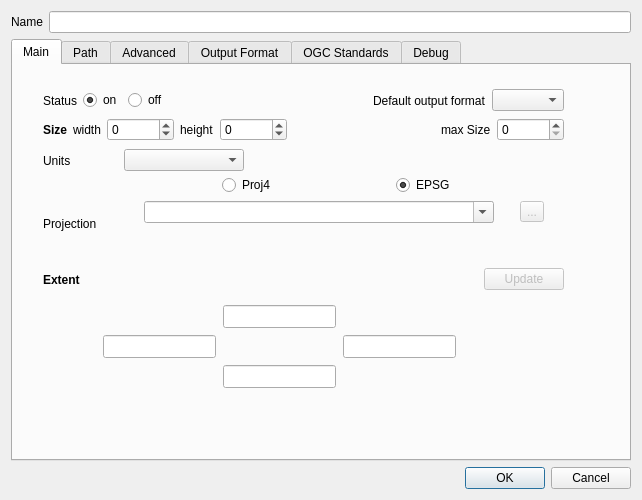
Above: mapsettings.ui from QMapfileEditor/QMapfileEditor before the change. Below: the same form after it.
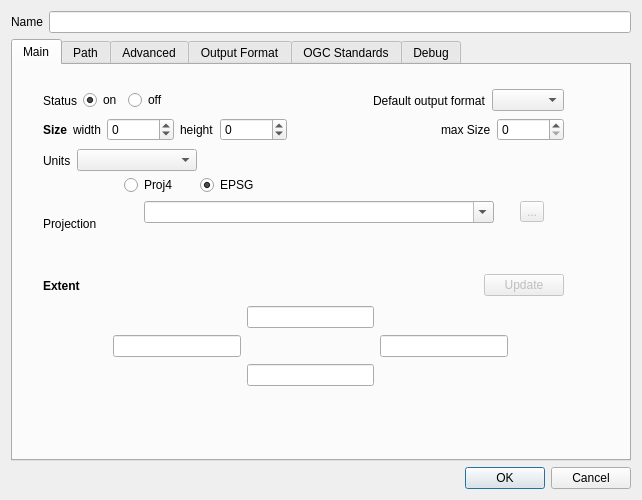
That is the form after the change. The open tabs and pages were chosen to show the change. Icons and pictures are not drawn.

Commit message: mapsettings - Activate checkboxes on OGC std tab

The edit to the form file:
```diff
--- a/mapsettings.ui
+++ b/mapsettings.ui
@@ -74,70 +74,6 @@
       <attribute name="toolTip">
        <string>&lt;html&gt;&lt;head/&gt;&lt;body&gt;&lt;p&gt;Main configuration settings for the map object.&lt;/p&gt;&lt;/body&gt;&lt;/html&gt;</string>
       </attribute>
-      <widget class="QLineEdit" name="mf_map_extent_top">
-       <property name="enabled">
-        <bool>true</bool>
-       </property>
-       <property name="geometry">
-        <rect>
-         <x>210</x>
-         <y>240</y>
-         <width>113</width>
-         <height>23</height>
-        </rect>
-       </property>
-       <property name="toolTip">
-        <string>&lt;html&gt;&lt;head/&gt;&lt;body&gt;&lt;p&gt;Top of extent.&lt;/p&gt;&lt;/body&gt;&lt;/html&gt;</string>
-       </property>
-      </widget>
-      <widget class="QLineEdit" name="mf_map_extent_right">
-       <property name="enabled">
-        <bool>true</bool>
-       </property>
-       <property name="geometry">
-        <rect>
-         <x>330</x>
-         <y>270</y>
-         <width>113</width>
-         <height>23</height>
-        </rect>
-       </property>
-       <property name="toolTip">
-        <string>&lt;html&gt;&lt;head/&gt;&lt;body&gt;&lt;p&gt;Right of extent.&lt;/p&gt;&lt;/body&gt;&lt;/html&gt;</string>
-       </property>
-      </widget>
-      <widget class="QLineEdit" name="mf_map_extent_bottom">
-       <property name="enabled">
-        <bool>true</bool>
-       </property>
-       <property name="geometry">
-        <rect>
-         <x>210</x>
-         <y>300</y>
-         <width>113</width>
-         <height>23</height>
-        </rect>
-       </property>
-       <property name="toolTip">
-        <string>&lt;html&gt;&lt;head/&gt;&lt;body&gt;&lt;p&gt;Bottom of extent.&lt;/p&gt;&lt;/body&gt;&lt;/html&gt;</string>
-       </property>
-      </widget>
-      <widget class="QLineEdit" name="mf_map_extent_left">
-       <property name="enabled">
-        <bool>true</bool>
-       </property>
-       <property name="geometry">
-        <rect>
-         <x>90</x>
-         <y>270</y>
-         <width>113</width>
-         <height>23</height>
-        </rect>
-       </property>
-       <property name="toolTip">
-        <string>&lt;html&gt;&lt;head/&gt;&lt;body&gt;&lt;p&gt;Left of extent.&lt;/p&gt;&lt;/body&gt;&lt;/html&gt;</string>
-       </property>
-      </widget>
       <widget class="QWidget" name="layoutWidget1">
        <property name="geometry">
         <rect>
@@ -307,7 +243,7 @@
         <rect>
          <x>30</x>
          <y>80</y>
-         <width>201</width>
+         <width>521</width>
          <height>31</height>
         </rect>
        </property>
@@ -341,6 +277,19 @@
           </property>
          </widget>
         </item>
+        <item>
+         <spacer name="horizontalSpacer_15">
+          <property name="orientation">
+           <enum>Qt::Horizontal</enum>
+          </property>
+          <property name="sizeHint" stdset="0">
+           <size>
+            <width>40</width>
+            <height>20</height>
+           </size>
+          </property>
+         </spacer>
+        </item>
        </layout>
       </widget>
       <widget class="QWidget" name="layoutWidget4">
@@ -349,7 +298,7 @@
          <x>30</x>
          <y>200</y>
          <width>521</width>
-         <height>29</height>
+         <height>41</height>
         </rect>
        </property>
        <layout class="QHBoxLayout" name="horizontalLayout_6">
@@ -498,6 +447,19 @@
               </property>
              </widget>
             </item>
+            <item>
+             <spacer name="horizontalSpacer_16">
+              <property name="orientation">
+               <enum>Qt::Horizontal</enum>
+              </property>
+              <property name="sizeHint" stdset="0">
+               <size>
+                <width>40</width>
+                <height>20</height>
+               </size>
+              </property>
+             </spacer>
+            </item>
            </layout>
           </item>
           <item>
@@ -560,6 +522,58 @@
         </item>
        </layout>
       </widget>
+      <widget class="QWidget" name="layoutWidget_4">
+       <property name="geometry">
+        <rect>
+         <x>100</x>
+         <y>240</y>
+         <width>395</width>
+         <height>83</height>
+        </rect>
+       </property>
+       <layout class="QGridLayout" name="gridLayout_3">
+        <item row="0" column="1">
+         <widget class="QLineEdit" name="mf_map_extent_top">
+          <property name="enabled">
+           <bool>true</bool>
+          </property>
+          <property name="toolTip">
+           <string>&lt;html&gt;&lt;head/&gt;&lt;body&gt;&lt;p&gt;Top of extent.&lt;/p&gt;&lt;/body&gt;&lt;/html&gt;</string>
+          </property>
+         </widget>
+        </item>
+        <item row="1" column="0">
+         <widget class="QLineEdit" name="mf_map_extent_left">
+          <property name="enabled">
+           <bool>true</bool>
+          </property>
+          <property name="toolTip">
+           <string>&lt;html&gt;&lt;head/&gt;&lt;body&gt;&lt;p&gt;Left of extent.&lt;/p&gt;&lt;/body&gt;&lt;/html&gt;</string>
+          </property>
+         </widget>
+        </item>
+        <item row="1" column="2">
+         <widget class="QLineEdit" name="mf_map_extent_right">
+          <property name="enabled">
+           <bool>true</bool>
+          </property>
+          <property name="toolTip">
+           <string>&lt;html&gt;&lt;head/&gt;&lt;body&gt;&lt;p&gt;Right of extent.&lt;/p&gt;&lt;/body&gt;&lt;/html&gt;</string>
+          </property>
+         </widget>
+        </item>
+        <item row="2" column="1">
+         <widget class="QLineEdit" name="mf_map_extent_bottom">
+          <property name="enabled">
+           <bool>true</bool>
+          </property>
+          <property name="toolTip">
+           <string>&lt;html&gt;&lt;head/&gt;&lt;body&gt;&lt;p&gt;Bottom of extent.&lt;/p&gt;&lt;/body&gt;&lt;/html&gt;</string>
+          </property>
+         </widget>
+        </item>
+       </layout>
+      </widget>
      </widget>
      <widget class="QWidget" name="pathTabForm">
       <attribute name="title">
```
Left out of the diff: 32 changed lines with no effect on the pictures. The commit also changes 3 other files.
